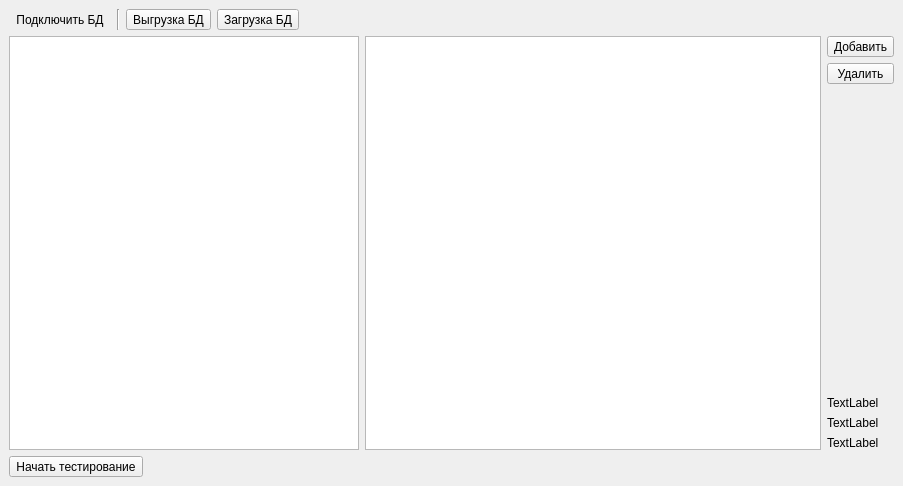
Before: the Qt Designer form src/mainwindow.ui in l0gic-bomb/QtStudyEnglish, drawn with Qt 5.
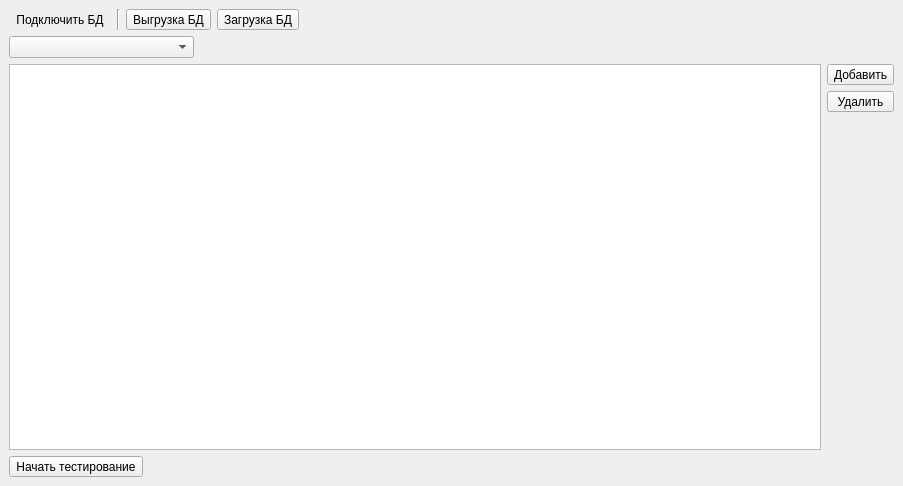
After: the same form once the commit is applied. Icons and pictures are not drawn.

The edit to the form file:
```diff
--- a/src/mainwindow.ui
+++ b/src/mainwindow.ui
@@ -86,23 +86,30 @@
      </layout>
     </item>
     <item>
-     <layout class="QHBoxLayout" name="hor_layout_view">
+     <layout class="QHBoxLayout" name="horizontalLayout">
       <item>
-       <widget class="QTableView" name="pos_view">
-        <property name="sizePolicy">
-         <sizepolicy hsizetype="Minimum" vsizetype="Minimum">
-          <horstretch>10</horstretch>
-          <verstretch>10</verstretch>
-         </sizepolicy>
+       <widget class="QComboBox" name="comboBox"/>
+      </item>
+      <item>
+       <spacer name="horizontalSpacer_2">
+        <property name="orientation">
+         <enum>Qt::Horizontal</enum>
         </property>
-        <property name="maximumSize">
+        <property name="sizeType">
+         <enum>QSizePolicy::Fixed</enum>
+        </property>
+        <property name="sizeHint" stdset="0">
          <size>
-          <width>350</width>
-          <height>10000</height>
+          <width>700</width>
+          <height>20</height>
          </size>
         </property>
-       </widget>
+       </spacer>
       </item>
+     </layout>
+    </item>
+    <item>
+     <layout class="QHBoxLayout" name="hor_layout_view">
       <item>
        <widget class="QTableView" name="word_view"/>
       </item>
@@ -148,29 +155,7 @@
          </spacer>
         </item>
         <item>
-         <layout class="QVBoxLayout" name="verticalLayout_2">
-          <item>
-           <widget class="QLabel" name="firstLabel">
-            <property name="text">
-             <string>TextLabel</string>
-            </property>
-           </widget>
-          </item>
-          <item>
-           <widget class="QLabel" name="secondLabel">
-            <property name="text">
-             <string>TextLabel</string>
-            </property>
-           </widget>
-          </item>
-          <item>
-           <widget class="QLabel" name="ThirdLabel">
-            <property name="text">
-             <string>TextLabel</string>
-            </property>
-           </widget>
-          </item>
-         </layout>
+         <layout class="QVBoxLayout" name="verticalLayout_2"/>
         </item>
        </layout>
       </item>
```
